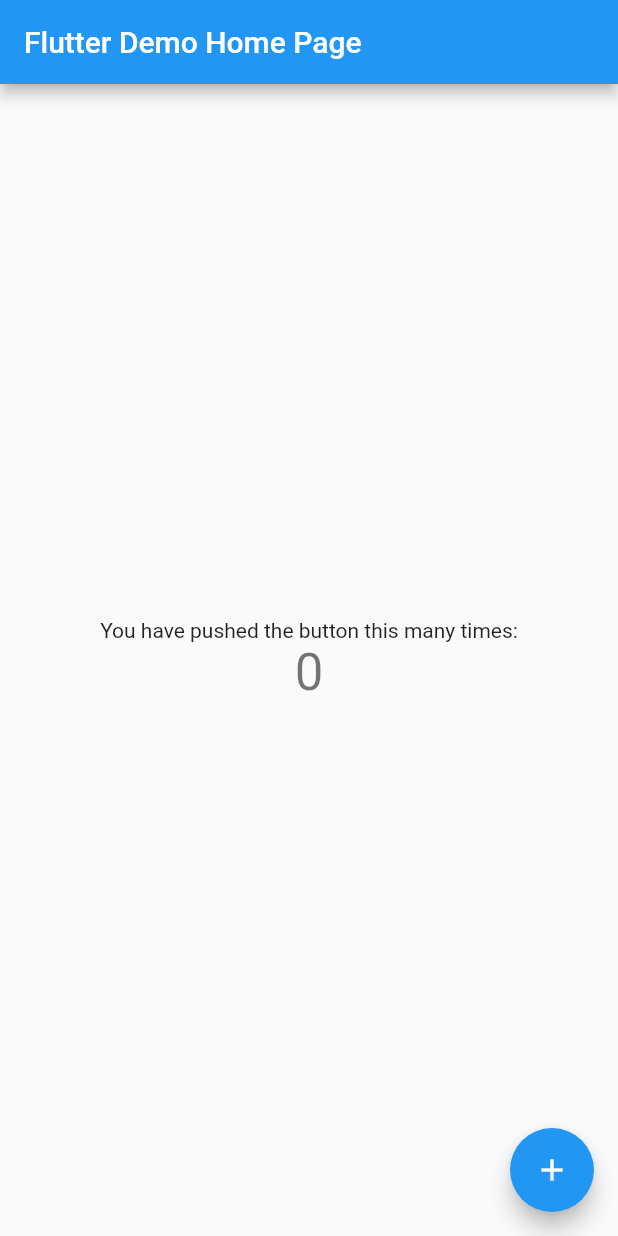
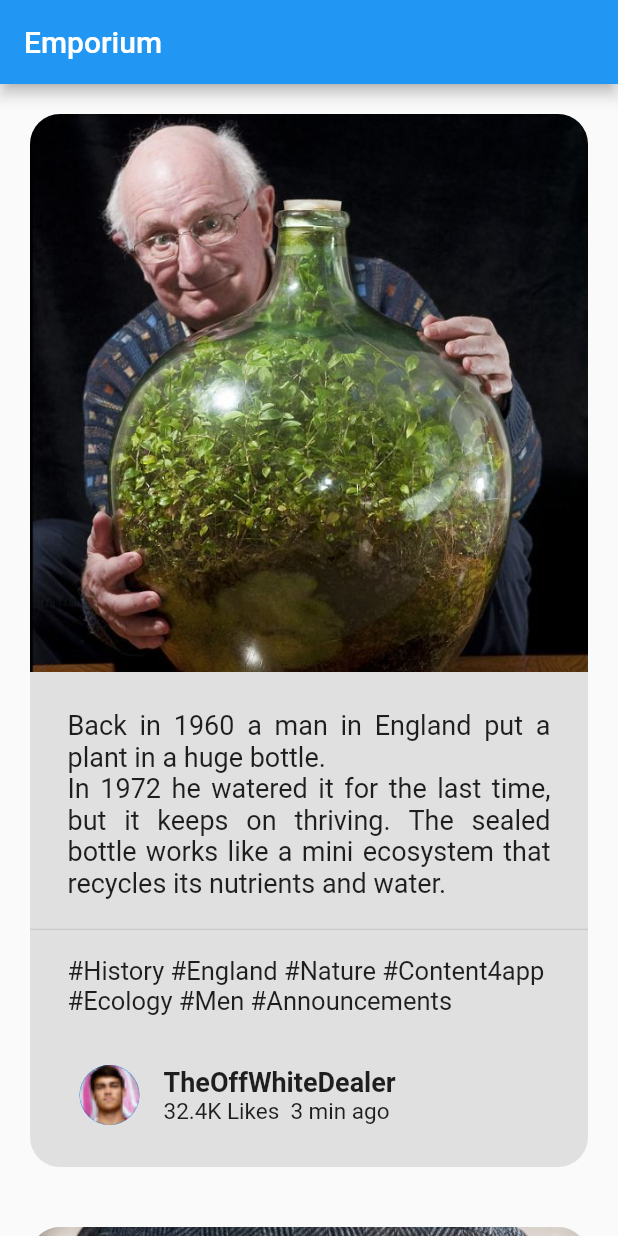
Before and after one commit to intraector/Emporium, a Flutter app: the screen it shows after launch, on a phone screen of 412 x 824 dp. Run offline on Flutter 3.47's test engine with Material 2 defaults, Android fonts, the phone set to English and light mode, and no system bars.

Commit message:
initial commit

```diff
--- /dev/null
+++ b/lib/home.dart
@@ -0,0 +1,12 @@
+import 'package:emporium/view_1.dart';
+import 'package:flutter/material.dart';
+
+class Home extends StatelessWidget {
+  Widget build(BuildContext context) {
+    double _height = MediaQuery.of(context).size.width;
+    return Scaffold(
+      appBar: AppBar(title: Text('Emporium')),
+      body: View1(_height),
+    );
+  }
+}
--- a/lib/main.dart
+++ b/lib/main.dart
@@ -1,3 +1,4 @@
+import 'package:emporium/home.dart';
 import 'package:flutter/material.dart';
 
 void main() {
@@ -26,92 +27,7 @@ class MyApp extends StatelessWidget {
         // closer together (more dense) than on mobile platforms.
         visualDensity: VisualDensity.adaptivePlatformDensity,
       ),
-      home: MyHomePage(title: 'Flutter Demo Home Page'),
+      home: Home(),
     );
   }
 }
-
-class MyHomePage extends StatefulWidget {
-  MyHomePage({Key key, this.title}) : super(key: key);
-
-  // This widget is the home page of your application. It is stateful, meaning
-  // that it has a State object (defined below) that contains fields that affect
-  // how it looks.
-
-  // This class is the configuration for the state. It holds the values (in this
-  // case the title) provided by the parent (in this case the App widget) and
-  // used by the build method of the State. Fields in a Widget subclass are
-  // always marked "final".
-
-  final String title;
-
-  @override
-  _MyHomePageState createState() => _MyHomePageState();
-}
-
-class _MyHomePageState extends State<MyHomePage> {
-  int _counter = 0;
-
-  void _incrementCounter() {
-    setState(() {
-      // This call to setState tells the Flutter framework that something has
-      // changed in this State, which causes it to rerun the build method below
-      // so that the display can reflect the updated values. If we changed
-      // _counter without calling setState(), then the build method would not be
-      // called again, and so nothing would appear to happen.
-      _counter++;
-    });
-  }
-
-  @override
-  Widget build(BuildContext context) {
-    // This method is rerun every time setState is called, for instance as done
-    // by the _incrementCounter method above.
-    //
-    // The Flutter framework has been optimized to make rerunning build methods
-    // fast, so that you can just rebuild anything that needs updating rather
-    // than having to individually change instances of widgets.
-    return Scaffold(
-      appBar: AppBar(
-        // Here we take the value from the MyHomePage object that was created by
-        // the App.build method, and use it to set our appbar title.
-        title: Text(widget.title),
-      ),
-      body: Center(
-        // Center is a layout widget. It takes a single child and positions it
-        // in the middle of the parent.
-        child: Column(
-          // Column is also a layout widget. It takes a list of children and
-          // arranges them vertically. By default, it sizes itself to fit its
-          // children horizontally, and tries to be as tall as its parent.
-          //
-          // Invoke "debug painting" (press "p" in the console, choose the
-          // "Toggle Debug Paint" action from the Flutter Inspector in Android
-          // Studio, or the "Toggle Debug Paint" command in Visual Studio Code)
-          // to see the wireframe for each widget.
-          //
-          // Column has various properties to control how it sizes itself and
-          // how it positions its children. Here we use mainAxisAlignment to
-          // center the children vertically; the main axis here is the vertical
-          // axis because Columns are vertical (the cross axis would be
-          // horizontal).
-          mainAxisAlignment: MainAxisAlignment.center,
-          children: <Widget>[
-            Text(
-              'You have pushed the button this many times:',
-            ),
-            Text(
-              '$_counter',
-              style: Theme.of(context).textTheme.headline4,
-            ),
-          ],
-        ),
-      ),
-      floatingActionButton: FloatingActionButton(
-        onPressed: _incrementCounter,
-        tooltip: 'Increment',
-        child: Icon(Icons.add),
-      ), // This trailing comma makes auto-formatting nicer for build methods.
-    );
-  }
-}
--- /dev/null
+++ b/lib/unfolded.dart
@@ -0,0 +1,123 @@
+import 'package:flutter/material.dart';
+
+class Unfolded extends StatefulWidget {
+  Unfolded({@required this.height, @required this.path});
+  final double height;
+  final String path;
+  @override
+  _UnfoldedState createState() => _UnfoldedState();
+}
+
+class _UnfoldedState extends State<Unfolded> with TickerProviderStateMixin {
+  double aspectRatio = 1.0;
+  double _height;
+  @override
+  void initState() {
+    _height = (widget.height * aspectRatio) - 40.0;
+    super.initState();
+  }
+
+  @override
+  Widget build(BuildContext context) {
+    return Padding(
+      padding: const EdgeInsets.all(20.0),
+      child: ClipRRect(
+        borderRadius: BorderRadius.circular(20.0),
+        child: Container(
+          color: Colors.grey.shade300,
+          child: Stack(
+            children: [
+              Column(
+                children: [
+                  AnimatedSize(
+                    vsync: this,
+                    duration: Duration(milliseconds: 2000),
+                    child: SizedBox(height: _height),
+                    curve: Curves.bounceOut,
+                  ),
+                  Padding(
+                    padding: const EdgeInsets.only(left: 25.0, right: 25.0, top: 25.0, bottom: 8.0),
+                    child: Row(
+                      crossAxisAlignment: CrossAxisAlignment.end,
+                      children: [
+                        Expanded(
+                            child: Text(
+                          'Back in 1960 a man in England put a plant in a huge bottle. \nIn 1972 he watered it for the last time, but it keeps on thriving. The sealed bottle works like a mini ecosystem that recycles its nutrients and water.',
+                          textAlign: TextAlign.justify,
+                          style: TextStyle(fontSize: 18.0),
+                        ))
+                      ],
+                    ),
+                  ),
+                  Divider(height: 25.0),
+                  Padding(
+                    padding: const EdgeInsets.symmetric(horizontal: 25.0, vertical: 5.0),
+                    child: Row(
+                      crossAxisAlignment: CrossAxisAlignment.end,
+                      children: [
+                        Expanded(
+                            child: Text(
+                          '#History #England #Nature #Content4app #Ecology #Men #Announcements',
+                          // textAlign: TextAlign.justify,
+                          style: TextStyle(fontSize: 17.0),
+                        ))
+                      ],
+                    ),
+                  ),
+                  Padding(
+                    padding: const EdgeInsets.symmetric(horizontal: 25.0, vertical: 20.0),
+                    child: Row(
+                      mainAxisAlignment: MainAxisAlignment.start,
+                      crossAxisAlignment: CrossAxisAlignment.end,
+                      children: [
+                        Padding(
+                          padding: const EdgeInsets.all(8.0),
+                          child: CircleAvatar(
+                            backgroundImage: AssetImage('assets/images/avatar.png'),
+                          ),
+                        ),
+                        Padding(
+                          padding: const EdgeInsets.all(8.0),
+                          child: Column(
+                            crossAxisAlignment: CrossAxisAlignment.start,
+                            children: [
+                              Text(
+                                'TheOffWhiteDealer',
+                                style: TextStyle(fontWeight: FontWeight.bold, fontSize: 18.0),
+                              ),
+                              Text(
+                                '32.4K Likes  3 min ago',
+                                style: TextStyle(fontSize: 15.0),
+                              ),
+                            ],
+                          ),
+                        )
+                      ],
+                    ),
+                  ),
+                ],
+              ),
+              InkWell(
+                onTap: () {
+                  setState(() {
+                    _height = _height == 0.0 ? ((widget.height * aspectRatio) - 40.0) : 0.0;
+                  });
+                },
+                child: Row(
+                  children: [
+                    Expanded(
+                      child: AspectRatio(
+                        aspectRatio: aspectRatio,
+                        child: Image.asset(widget.path, fit: BoxFit.cover),
+                      ),
+                    )
+                  ],
+                ),
+              ),
+            ],
+          ),
+        ),
+      ),
+    );
+  }
+}
--- /dev/null
+++ b/lib/view_1.dart
@@ -0,0 +1,28 @@
+import 'package:emporium/unfolded.dart';
+import 'package:flutter/material.dart';
+
+class View1 extends StatefulWidget {
+  View1(this.height);
+  final double height;
+  @override
+  _View1State createState() => _View1State();
+}
+
+class _View1State extends State<View1> with TickerProviderStateMixin {
+  double aspectRatio = 1.0;
+
+  Widget build(BuildContext context) {
+    return ListView(
+      children: [
+        Unfolded(
+          height: widget.height,
+          path: 'assets/images/oldman.jpg',
+        ),
+        Unfolded(
+          height: widget.height,
+          path: 'assets/images/vertical.jpg',
+        ),
+      ],
+    );
+  }
+}
--- a/pubspec.yaml
+++ b/pubspec.yaml
@@ -45,9 +45,8 @@ flutter:
   uses-material-design: true
 
   # To add assets to your application, add an assets section, like this:
-  # assets:
-  #   - images/a_dot_burr.jpeg
-  #   - images/a_dot_ham.jpeg
+  assets:
+    - assets/images/
 
   # An image asset can refer to one or more resolution-specific "variants", see
   # https://flutter.dev/assets-and-images/#resolution-aware.
```
Also changed, not shown: assets/images/avatar.png (added), assets/images/oldman.jpg (added), assets/images/vertical.jpg (added), pubspec.lock, 1 other file.
